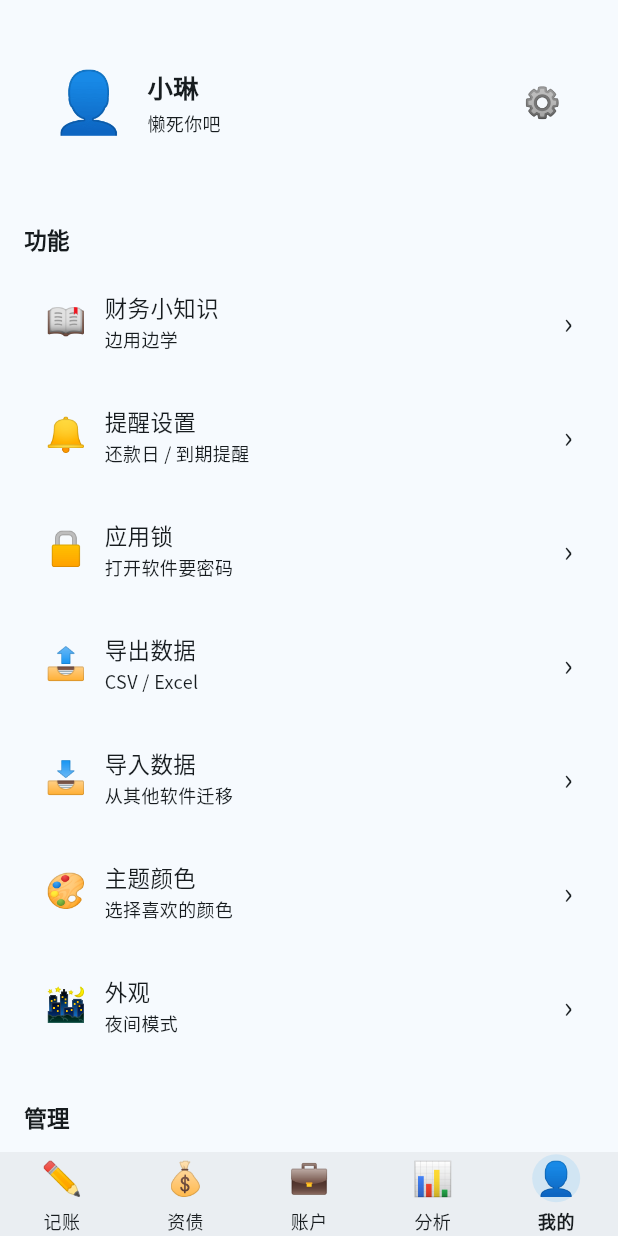
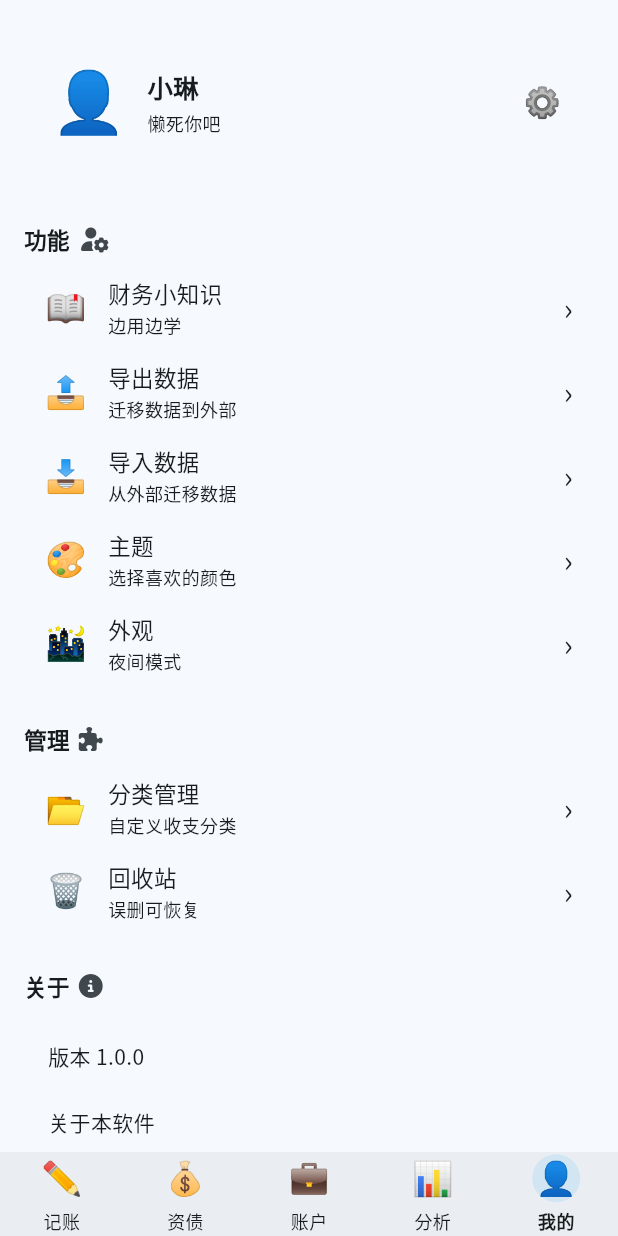
Before and after one commit to xiao-lin-unit/yuan, a Flutter app: the ProfileScreen screen opened by its route, after a tap on "☀️", on a phone screen of 412 x 824 dp. Run offline on Flutter 3.47's test engine with Material 3 defaults, Android fonts, the phone set to English and light mode, and no system bars; our stand-ins replace go_router, google_fonts, shared_preferences, sqflite_common_ffi; accounts and stored records are empty.

Commit message:
icon图标注册

```diff
--- /dev/null
+++ b/lib/screens/commons/header/section_header.dart
@@ -0,0 +1,30 @@
+import 'package:flutter/material.dart';
+
+import '../styles/app_styles.dart';
+
+/// 公共分组标题（对应 .section-header）
+class SectionHeader extends StatelessWidget {
+  final String title;
+  final Widget? trailing;
+
+  const SectionHeader({super.key, required this.title, this.trailing});
+
+  @override
+  Widget build(BuildContext context) {
+    return Padding(
+      padding: const EdgeInsets.fromLTRB(
+        AppStyles.pageHPadding,
+        18,
+        AppStyles.pageHPadding,
+        10,
+      ),
+      child: Row(
+        children: [
+          Text(title, style: AppStyles.sectionHeaderStyle),
+          if (trailing != null) ...[const SizedBox(width: 6), trailing!],
+        ],
+      ),
+
+    );
+  }
+}
--- /dev/null
+++ b/lib/screens/commons/icons/app_icons.dart
@@ -0,0 +1,21 @@
+import 'package:yuan/screens/commons/icons/fa_regular_icons.g.dart';
+
+import 'fa_solid_icons.g.dart';
+import 'fa_brands_icons.g.dart';
+
+// 全局统一
+abstract final class AppIcons {
+  AppIcons._();
+
+  // ===== 导航 =====
+  static const home = FaRegularIcons.icn_home;
+  static const user = FaRegularIcons.icn_user;
+  static const desktop = FaSolidIcons.icn_desktop;
+  static const about = FaSolidIcons.icn_circle_info;
+  static const function = FaSolidIcons.icn_puzzle_piece;
+  static const manage = FaSolidIcons.icn_user_gear;
+
+  // ===== 品牌 =====
+  static const github = FaBrandsIcons.icn_github;
+  static const apple = FaBrandsIcons.icn_apple;
+}
--- a/lib/screens/commons/menu_item.dart
+++ b/lib/screens/commons/menu/menu_item.dart
@@ -1,5 +1,5 @@
 import 'package:flutter/material.dart';
-import 'app_styles.dart';
+import '../styles/app_styles.dart';
 
 /// 列表项数据模型：新增功能只需在分区组件的数据数组里加一条
 class MenuItemData {
@@ -32,12 +32,12 @@ class MenuItem extends StatelessWidget {
         borderRadius: BorderRadius.circular(AppStyles.itemRadius),
         onTap: data.onTap,
         child: Container(
-          margin: const EdgeInsets.only(bottom: 8),
-          padding: const EdgeInsets.symmetric(horizontal: 14, vertical: 14),
+          margin: const EdgeInsets.only(bottom: 6),
+          padding: const EdgeInsets.symmetric(horizontal: 14, vertical: 5),
           decoration: AppStyles.itemDecoration(context),
           child: Row(
             children: [
-              Text(data.emoji, style: const TextStyle(fontSize: 22)),
+              SizedBox(width: 30,child: Text(data.emoji, style: const TextStyle(fontSize: 22))),
               const SizedBox(width: 12),
               Expanded(
                 child: Column(
--- a/lib/screens/commons/menu_list.dart
+++ b/lib/screens/commons/menu/menu_list.dart
@@ -1,6 +1,6 @@
 import 'package:flutter/material.dart';
 import 'menu_item.dart';
-import 'app_styles.dart';
+import '../styles/app_styles.dart';
 
 /// 公共列表组件：渲染一组 MenuItem（对应 .menu-list）
 class MenuList extends StatelessWidget {
--- a/lib/screens/commons/section_header.dart
+++ /dev/null
@@ -1,19 +0,0 @@
-import 'package:flutter/material.dart';
-import 'app_styles.dart';
-
-/// 公共分组标题（对应 .section-header）
-class SectionHeader extends StatelessWidget {
-  final String title;
-
-  const SectionHeader({super.key, required this.title});
-
-  @override
-  Widget build(BuildContext context) {
-    return Padding(
-      padding: const EdgeInsets.fromLTRB(
-        AppStyles.pageHPadding, 18, AppStyles.pageHPadding, 10,
-      ),
-      child: Text(title, style: AppStyles.sectionHeaderStyle),
-    );
-  }
-}
--- a/lib/screens/commons/app_styles.dart
+++ b/lib/screens/commons/styles/app_styles.dart
@@ -1,6 +1,4 @@
 import 'package:flutter/material.dart';
-import 'package:path/path.dart';
-import '../../settings.dart';
 
 /// 对应 styles.css 的 :root 变量与公共样式
 class AppStyles {
--- a/lib/screens/profile/profile_screen.dart
+++ b/lib/screens/profile/profile_screen.dart
@@ -4,7 +4,6 @@ import 'widgets/user/profile_user_section.dart';
 import 'widgets/function/profile_function_section.dart';
 import 'widgets/manage/profile_manage_section.dart';
 import 'widgets/about/profile_about_section.dart';
-import '../commons/app_styles.dart';
 
 // 「我的」页面：组装用户 / 功能 / 管理 / 关于四个分区
 class ProfileScreen extends StatelessWidget {
--- a/lib/screens/profile/widgets/about/profile_about_section.dart
+++ b/lib/screens/profile/widgets/about/profile_about_section.dart
@@ -1,6 +1,7 @@
 import 'package:flutter/material.dart';
-import '../../../commons/section_header.dart';
-import '../../../commons/app_styles.dart';
+import '../../../commons/header/section_header.dart';
+import '../../../commons/styles/app_styles.dart';
+import '../../../commons/icons/app_icons.dart';
 
 /// ④ 关于分区（对应 .about-list）
 class ProfileAboutSection extends StatelessWidget {
@@ -14,7 +15,9 @@ class ProfileAboutSection extends StatelessWidget {
     return Column(
       crossAxisAlignment: CrossAxisAlignment.start,
       children: [
-        const SectionHeader(title: '关于'),
+        const SectionHeader(title: '关于', trailing: Icon(
+          AppIcons.about,
+        )),
         Padding(
           padding: const EdgeInsets.symmetric(horizontal: AppStyles.pageHPadding),
           child: Container(
--- a/lib/screens/profile/widgets/function/profile_function_section.dart
+++ b/lib/screens/profile/widgets/function/profile_function_section.dart
@@ -3,9 +3,10 @@ import 'package:provider/provider.dart';
 
 import '../../../../settings.dart';
 import '../../../../theme.dart';
-import '../../../commons/menu_item.dart';
-import '../../../commons/menu_list.dart';
-import '../../../commons/section_header.dart';
+import '../../../commons/menu/menu_item.dart';
+import '../../../commons/menu/menu_list.dart';
+import '../../../commons/header/section_header.dart';
+import '../../../commons/icons/app_icons.dart';
 
 /// ② 功能分区
 class ProfileFunctionSection extends StatelessWidget {
@@ -16,7 +17,7 @@ class ProfileFunctionSection extends StatelessWidget {
   @override
   Widget build(BuildContext context) {
     final t = context.watch<ThemeController>();
-    final c = Theme.of(context).colorScheme;
+    // final c = Theme.of(context).colorScheme;
     bool isLight = t.mode == ThemeMode.light;
 
     final List<MenuItemData> functions = [
@@ -26,28 +27,28 @@ class ProfileFunctionSection extends StatelessWidget {
         subtitle: '边用边学',
         key: 'knowledge',
       ),
-      MenuItemData(
-        emoji: '🔔',
-        title: '提醒设置',
-        subtitle: '还款日 / 到期提醒',
-        key: 'reminder',
-      ),
-      MenuItemData(emoji: '🔒', title: '应用锁', subtitle: '打开软件要密码', key: 'lock'),
+      // MenuItemData(
+      //   emoji: '🔔',
+      //   title: '提醒设置',
+      //   subtitle: '还款日 / 到期提醒',
+      //   key: 'reminder',
+      // ),
+      // MenuItemData(emoji: '🔒', title: '应用锁', subtitle: '打开软件要密码', key: 'lock'),
       MenuItemData(
         emoji: '📤',
         title: '导出数据',
-        subtitle: 'CSV / Excel',
+        subtitle: '迁移数据到外部',
         key: 'export',
       ),
       MenuItemData(
         emoji: '📥',
         title: '导入数据',
-        subtitle: '从其他软件迁移',
+        subtitle: '从外部迁移数据',
         key: 'import',
       ),
       MenuItemData(
         emoji: '🎨',
-        title: '主题颜色',
+        title: '主题',
         subtitle: '选择喜欢的颜色',
         key: 'color',
         onTap: () => {
@@ -72,7 +73,9 @@ class ProfileFunctionSection extends StatelessWidget {
     return Column(
       crossAxisAlignment: CrossAxisAlignment.start,
       children: [
-        const SectionHeader(title: '功能'),
+        const SectionHeader(title: '功能', trailing: Icon(
+          AppIcons.manage,
+        )),
         MenuList(items: functions),
       ],
     );
--- a/lib/screens/profile/widgets/manage/profile_manage_section.dart
+++ b/lib/screens/profile/widgets/manage/profile_manage_section.dart
@@ -1,7 +1,8 @@
 import 'package:flutter/material.dart';
-import '../../../commons/menu_item.dart';
-import '../../../commons/menu_list.dart';
-import '../../../commons/section_header.dart';
+import '../../../commons/menu/menu_item.dart';
+import '../../../commons/menu/menu_list.dart';
+import '../../../commons/header/section_header.dart';
+import '../../../commons/icons/app_icons.dart';
 
 /// ③ 管理分区
 class ProfileManageSection extends StatelessWidget {
@@ -19,7 +20,9 @@ class ProfileManageSection extends StatelessWidget {
     return Column(
       crossAxisAlignment: CrossAxisAlignment.start,
       children: [
-        const SectionHeader(title: '管理'),
+        const SectionHeader(title: '管理', trailing: Icon(
+          AppIcons.function,
+        )),
         MenuList(items: _items),
       ],
     );
--- a/lib/screens/profile/widgets/user/profile_user_section.dart
+++ b/lib/screens/profile/widgets/user/profile_user_section.dart
@@ -1,7 +1,7 @@
 import 'package:flutter/material.dart';
 import 'edit_profile_sheet.dart';
-import '../../../commons/app_styles.dart';
-import '../../../commons/bottom_sheet.dart';
+import '../../../commons/styles/app_styles.dart';
+import '../../../commons/sheet/bottom_sheet.dart';
 
 class ProfileUserSection extends StatefulWidget {
   final String avatar;
--- a/lib/settings.dart
+++ b/lib/settings.dart
@@ -212,7 +212,7 @@ class ThemeSetting {
 
   /// ===== 图标 =====
   static IconThemeData get iconTheme =>
-      IconThemeData(size: 24);
+      IconThemeData(size: 16, weight: 400.0);
 
   /// ===== Divider =====
   static DividerThemeData get dividerTheme => DividerThemeData(
--- a/lib/theme.dart
+++ b/lib/theme.dart
@@ -59,7 +59,7 @@ abstract class AppTheme {
       listTileTheme: ThemeSetting.listTileTheme,
 
       /// ===== 图标 =====
-      iconTheme: ThemeSetting.iconTheme,
+      iconTheme: ThemeSetting.iconTheme.copyWith(color: colorScheme.onSurfaceVariant),
 
       /// ===== Divider =====
       dividerTheme: ThemeSetting.dividerTheme,
```
Also changed, not shown: pubspec.yaml (+25 -0 lines), assets/fonts/icon/f_a_7_brands_regular_400.otf (added), assets/fonts/icon/f_a_7_regular_400.otf (added), assets/fonts/icon/f_a_7_solid_900.otf (added), lib/screens/commons/icons/fa_brands_icons.g.dart (added), lib/screens/commons/icons/fa_regular_icons.g.dart (added), lib/screens/commons/icons/fa_solid_icons.g.dart (added), lib/screens/commons/sheet/bottom_sheet.dart (renamed from lib/screens/commons/bottom_sheet.dart).
